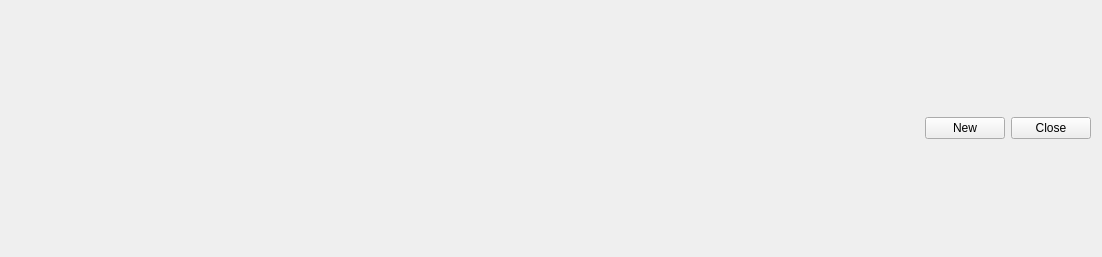
Above: antilog/src/inputs/inputdialog.ui from bjerrep/antilog before the change. Below: the same form after it.
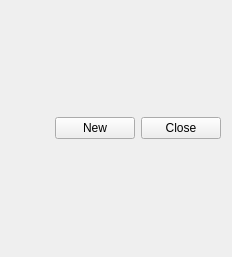
That is the form after the change. Icons and pictures are not drawn.

Commit message: another go at source field width

The edit to the form file:
```diff
--- a/antilog/src/inputs/inputdialog.ui
+++ b/antilog/src/inputs/inputdialog.ui
@@ -6,7 +6,7 @@
    <rect>
     <x>0</x>
     <y>0</y>
-    <width>1102</width>
+    <width>232</width>
     <height>257</height>
    </rect>
   </property>
@@ -16,6 +16,12 @@
     <verstretch>0</verstretch>
    </sizepolicy>
   </property>
+  <property name="maximumSize">
+   <size>
+    <width>232</width>
+    <height>16777215</height>
+   </size>
+  </property>
   <property name="windowTitle">
    <string>Antilog - Input setup</string>
   </property>
@@ -27,6 +33,9 @@
    <bool>false</bool>
   </property>
   <layout class="QVBoxLayout" name="verticalLayout">
+   <property name="sizeConstraint">
+    <enum>QLayout::SetMinimumSize</enum>
+   </property>
    <item>
     <layout class="QHBoxLayout" name="horizontalLayout">
      <property name="sizeConstraint">
```
Left out of the diff: 7 changed lines with no effect on the pictures. The commit also changes 16 other files.
